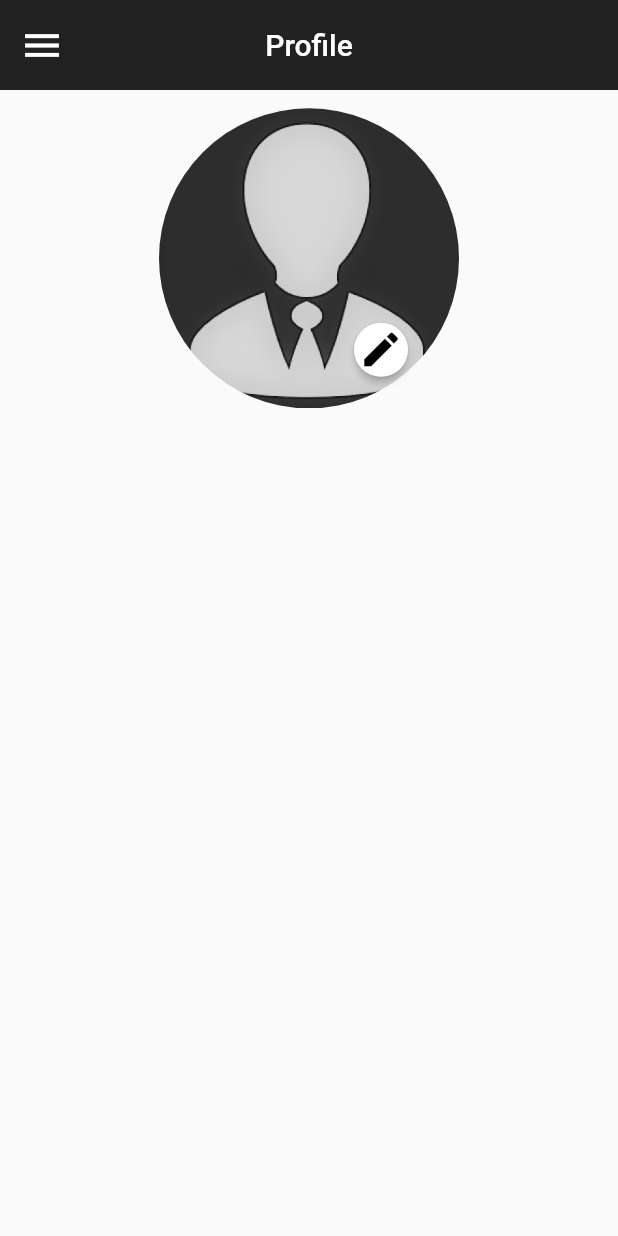
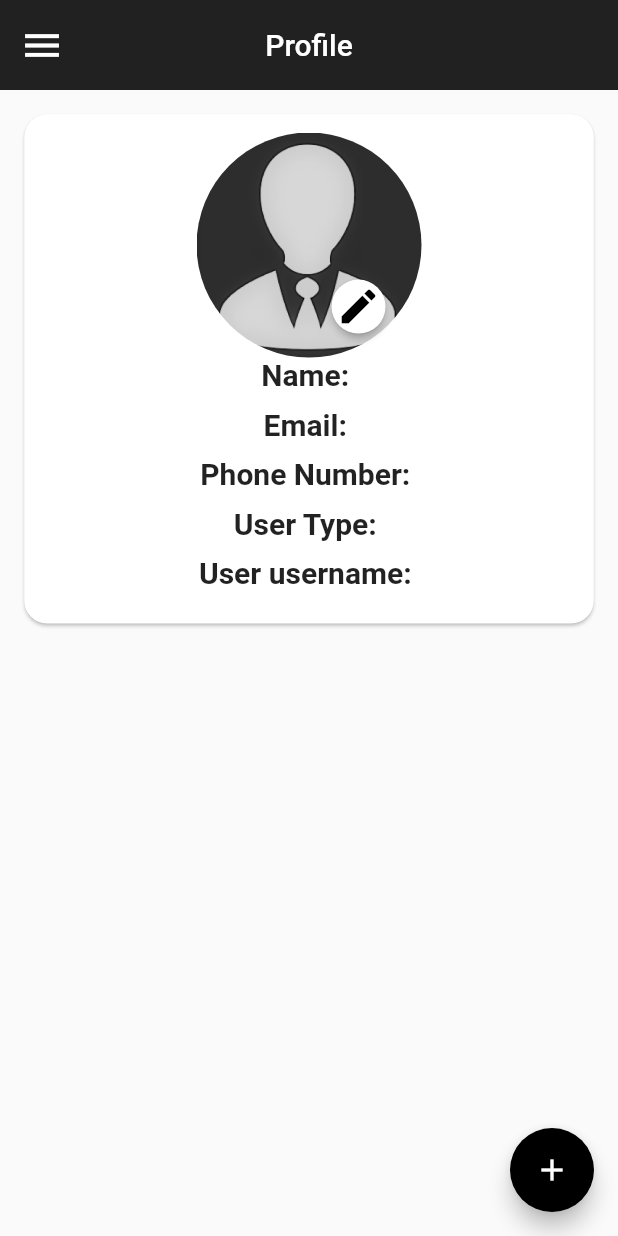
Before and after one commit to GhassanAH/My-Real-Estate-App, a Flutter app: the Home screen opened by its route, in the side drawer, after a tap on "profile", on a phone screen of 412 x 824 dp. Run offline on Flutter 3.47's test engine with Material 2 defaults, Android fonts, the phone set to English and light mode, and no system bars; our stand-ins replace cloud_firestore, firebase_auth, firebase_core, flutter_spinkit, image_picker; accounts and stored records are empty.

Commit message:
a update

```diff
--- a/lib/main.dart
+++ b/lib/main.dart
@@ -6,6 +6,7 @@ import 'package:realestateapp/screens/post.dart';
 import 'package:realestateapp/screens/profile.dart';
 import 'package:realestateapp/screens/signup.dart';
 import 'package:firebase_core/firebase_core.dart';
+import './model/user.dart';
 
 
 
--- a/lib/model/user.dart
+++ b/lib/model/user.dart
@@ -0,0 +1,9 @@
+class Userinfo {
+  String name;
+  String email;
+  String phoneNumber;
+  String type;
+  String username;
+
+  Userinfo(this.name,this.email,this.phoneNumber,this.type,this.username);
+}
--- a/lib/screens/home.dart
+++ b/lib/screens/home.dart
@@ -1,9 +1,18 @@
 import 'package:flutter/cupertino.dart';
+import 'package:flutter/material.dart';
+import 'package:realestateapp/screens/profile.dart';
+import 'package:firebase_auth/firebase_auth.dart';
+import 'package:flutter_spinkit/flutter_spinkit.dart';
 
-import 'package:flutter/material.dart';
+class Home extends StatefulWidget {
+  const Home({Key? key}) : super(key: key);
 
-class Home extends StatelessWidget {
-  const Home({Key? key}) : super(key: key);
+  @override
+  State<Home> createState() => _HomeState();
+}
+
+class _HomeState extends State<Home> {
+  var loading = false;
 
   Widget build(BuildContext context) {
     return Scaffold(
@@ -12,8 +21,6 @@ class Home extends StatelessWidget {
             child: ListView(
               padding: EdgeInsets.all(10),
               children: [
-
-
                 ListTile(
                   leading: Builder(
                     builder: (context) => IconButton(
@@ -28,13 +35,9 @@ class Home extends StatelessWidget {
                     ),
                   ),
                 ),
-
-
                 SizedBox(
                   height: 100,
                 ),
-
-
                 ListTile(
                   tileColor: Colors.black38,
                   leading: Icon(
@@ -49,15 +52,12 @@ class Home extends StatelessWidget {
                     ),
                   ),
                   onTap: () {
-                  Navigator.of(context).pushNamed("/profile");
+                    Navigator.of(context).pushReplacementNamed("/profile");
                   },
                 ),
-
-
                 SizedBox(
                   height: 20,
                 ),
-
                 ListTile(
                   tileColor: Colors.black26,
                   leading: Icon(
@@ -65,7 +65,7 @@ class Home extends StatelessWidget {
                     color: Colors.white,
                   ),
                   title: Text(
-                  "create posters",
+                    "My Posters",
                     style: TextStyle(
                       fontSize: 19.1,
                       color: Colors.white,
@@ -73,13 +73,9 @@ class Home extends StatelessWidget {
                   ),
                   onTap: () {},
                 ),
-
-
                 SizedBox(
                   height: 20,
                 ),
-
-
                 ListTile(
                   tileColor: Colors.black38,
                   leading: Icon(
@@ -90,18 +86,21 @@ class Home extends StatelessWidget {
                     "Log out",
                     style: TextStyle(fontSize: 19.1, color: Colors.white),
                   ),
-                onTap: () {},
+                  onTap: () async {
+                    setState(() {
+                      loading = true;
+                    });
+                    await FirebaseAuth.instance.signOut();
+                    Navigator.of(context).pushReplacementNamed("/");
+                  },
                 ),
-
                 SizedBox(
                   height: 300,
                 ),
-
                 Container(
                   child: Center(
                     child: Text("My Real Estate App",
-                    style: TextStyle(fontSize: 20, color: Colors.black38)
-                    ),
+                        style: TextStyle(fontSize: 20, color: Colors.black38)),
                   ),
                 )
               ],
@@ -125,6 +124,11 @@ class Home extends StatelessWidget {
           elevation: 0,
           centerTitle: true,
         ),
-    );
+        body: loading
+            ? SpinKitRotatingCircle(
+                color: Colors.black,
+                size: 50.0,
+              )
+            : Container());
   }
 }
--- a/lib/screens/profile.dart
+++ b/lib/screens/profile.dart
@@ -2,7 +2,11 @@ import 'package:flutter/cupertino.dart';
 import 'package:flutter/material.dart';
 import 'package:flutter/services.dart';
 import 'package:image_picker/image_picker.dart';
+import 'package:firebase_auth/firebase_auth.dart';
+import 'package:cloud_firestore/cloud_firestore.dart';
 import 'dart:io';
+import '../model/user.dart';
+import 'package:flutter_spinkit/flutter_spinkit.dart';
 
 class Profile extends StatefulWidget {
   const Profile({Key? key}) : super(key: key);
@@ -13,6 +17,28 @@ class Profile extends StatefulWidget {
 
 class _ProfileState extends State<Profile> {
   File? profilePhoto;
+  Userinfo? userinfo;
+  var loading = false;
+
+  initState() {
+    super.initState();
+    getUserInfo();
+  }
+
+  Future<void> getUserInfo() async {
+    FirebaseAuth auth = FirebaseAuth.instance;
+    User? user = auth.currentUser;
+    if (user != null) {
+      FirebaseFirestore firestore = FirebaseFirestore.instance;
+      DocumentReference document = firestore.collection("users").doc(user.uid);
+      DocumentSnapshot? data;
+      await document.get().then((value) => {data = value});
+      setState(() {
+        userinfo = Userinfo(data!['full_name'], user.email!,
+            data!['phoneNumber'], data!['userType'], data!['userName']);
+      });
+    }
+  }
 
   Future<void> pickImage() async {
     try {
@@ -69,7 +95,7 @@ class _ProfileState extends State<Profile> {
                   ),
                 ),
                 onTap: () {
-                    Navigator.of(context).pushReplacementNamed("/");
+                  Navigator.of(context).pushReplacementNamed("/home");
                 },
               ),
               SizedBox(
@@ -82,7 +108,7 @@ class _ProfileState extends State<Profile> {
                   color: Colors.white,
                 ),
                 title: Text(
-                    "create posters",
+                  "My Posters",
                   style: TextStyle(
                     fontSize: 19.1,
                     color: Colors.white,
@@ -103,8 +129,12 @@ class _ProfileState extends State<Profile> {
                   "Log out",
                   style: TextStyle(fontSize: 19.1, color: Colors.white),
                 ),
-                  onTap: () {
-                    Navigator.of(context).pushReplacementNamed("/login");
+                onTap: () async {
+                  setState(() {
+                    loading = true;
+                  });
+                  await FirebaseAuth.instance.signOut();
+                  Navigator.of(context).pushReplacementNamed("/");
                 },
               ),
               SizedBox(
@@ -138,11 +168,22 @@ class _ProfileState extends State<Profile> {
         elevation: 0,
         centerTitle: true,
       ),
-        body: Column(
+      body: loading
+          ? SpinKitRotatingCircle(
+              color: Colors.black,
+              size: 50.0,
+            )
+          : Column(
               children: [
-            Container(
+                Padding(
                   padding: EdgeInsets.all(12.2),
+                  child: Card(
+                      shape: RoundedRectangleBorder(
+                        borderRadius: BorderRadius.circular(15.0),
+                      ),
                       child: Center(
+                        child: Padding(
+                          padding: EdgeInsets.all(12.2),
                           child: Column(
                             children: [
                               Stack(
@@ -151,20 +192,20 @@ class _ProfileState extends State<Profile> {
                                       child: profilePhoto == null
                                           ? Image.asset(
                                               "assets/profile.jpg",
-                                      width: 200,
-                                      height: 200,
+                                              width: 150,
+                                              height: 150,
                                               fit: BoxFit.cover,
                                             )
                                           : Image.file(
                                               profilePhoto!,
-                                      width: 200,
-                                      height: 200,
+                                              width: 150,
+                                              height: 150,
                                               fit: BoxFit.cover,
                                             )),
                                   Positioned(
-                              bottom: 15,
+                                      bottom: 10,
                                       right:
-                                  20, //give the values according to your requirement
+                                          10, //give the values according to your requirement
                                       child: ElevatedButton(
                                         style: ElevatedButton.styleFrom(
                                           primary: Colors.white,
@@ -181,10 +222,77 @@ class _ProfileState extends State<Profile> {
                                       )),
                                 ],
                               ),
+                              Container(
+                                child: Column(
+                                  children: [
+                                    Text(
+                                      userinfo == null
+                                          ? "loading..."
+                                          : "Name: " + userinfo!.name,
+                                      style: TextStyle(
+                                          fontSize: 20,
+                                          fontWeight: FontWeight.w700),
+                                    ),
+                                    SizedBox(
+                                      height: 10,
+                                    ),
+                                    Text(
+                                        userinfo == null
+                                            ? "loading..."
+                                            : "Email: " + userinfo!.email,
+                                        style: TextStyle(
+                                            fontSize: 20,
+                                            fontWeight: FontWeight.w700)),
+                                    SizedBox(
+                                      height: 10,
+                                    ),
+                                    Text(
+                                        userinfo == null
+                                            ? "loading..."
+                                            : "Phone Number: " +
+                                                userinfo!.phoneNumber,
+                                        style: TextStyle(
+                                            fontSize: 20,
+                                            fontWeight: FontWeight.w700)),
+                                    SizedBox(
+                                      height: 10,
+                                    ),
+                                    Text(
+                                        userinfo == null
+                                            ? "loading..."
+                                            : "User Type: " + userinfo!.type,
+                                        style: TextStyle(
+                                            fontSize: 20,
+                                            fontWeight: FontWeight.w700)),
+                                    SizedBox(
+                                      height: 10,
+                                    ),
+                                    Text(
+                                        userinfo == null
+                                            ? "loading..."
+                                            : "User username: " +
+                                                userinfo!.username,
+                                        style: TextStyle(
+                                            fontSize: 20,
+                                            fontWeight: FontWeight.w700)),
+                                    SizedBox(
+                                      height: 10,
+                                    ),
                                   ],
                                 ),
-                ))
+                              )
                             ],
-        ));
+                          ),
+                        ),
+                      )),
+                )
+              ],
+            ),
+      floatingActionButton: FloatingActionButton(
+        backgroundColor: Colors.black,
+        onPressed: (() {}),
+        child: Icon(Icons.add),
+      ),
+    );
   }
 }
--- a/lib/widgets/signupWidget.dart
+++ b/lib/widgets/signupWidget.dart
@@ -40,7 +40,7 @@ class _SignUpWidgetState extends State<SignUpWidget> {
           FirebaseFirestore firestore = FirebaseFirestore.instance;
           CollectionReference users = firestore.collection("users");
 
-          await users.add({
+          await users.doc(user.uid).set({
             'user_id': auth.currentUser?.uid,
             'full_name': fullName.text,
             'phoneNumber': phoneNumber.text,
```
Lines whose indentation alone changed are shown as unchanged.
